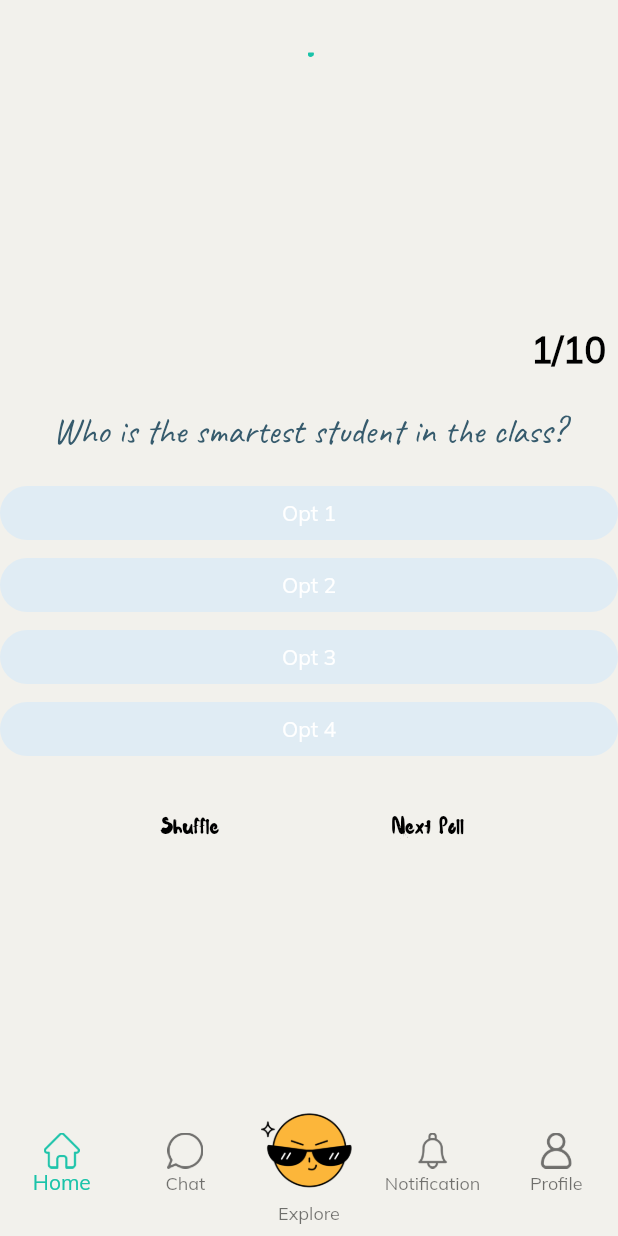
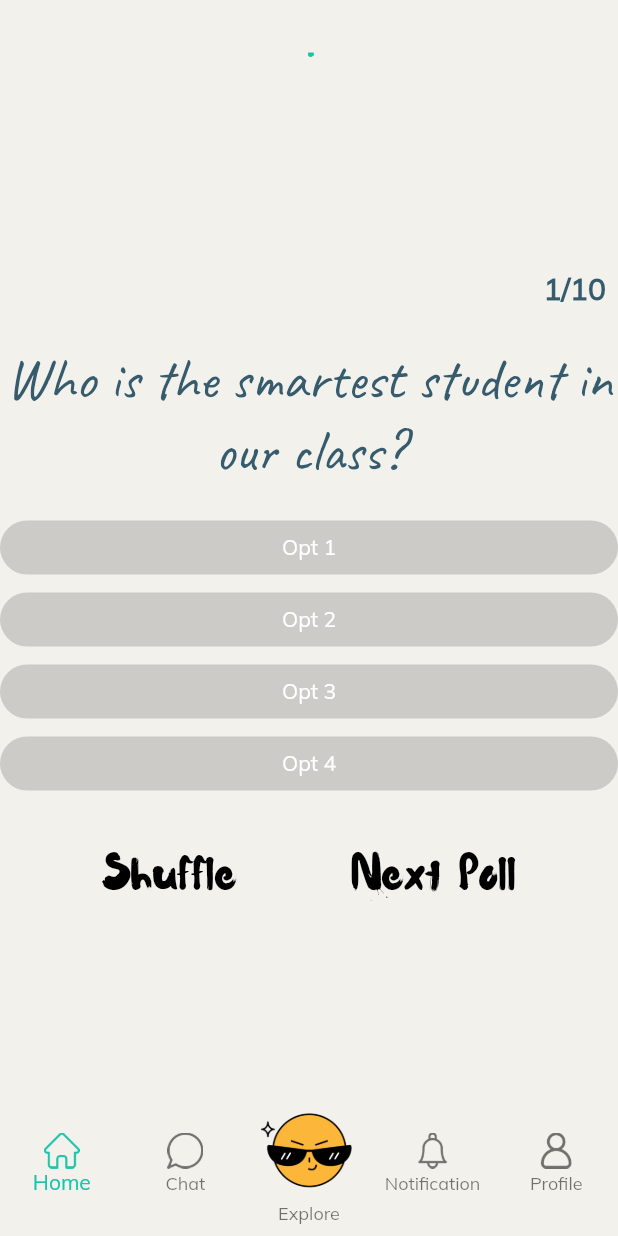
Before and after one commit to debaprasad616/WTFv1, a Flutter app: the screen it shows after launch, on a phone screen of 412 x 824 dp. Run offline on Flutter 3.47's test engine with Material 2 defaults, Android fonts, the phone set to English and light mode, and no system bars.

Commit message:
3rd commit

```diff
--- a/lib/Explore.dart
+++ b/lib/Explore.dart
@@ -12,7 +12,7 @@ class ExploreScreen extends StatefulWidget {
 class _ExploreScreenState extends State<ExploreScreen> {
   int _currentIndex = 0;
 
-  final List<String> options = ['Opt 1', 'Opt 2', 'Opt 3', 'Opt 4'];
+  final List<String> options = ['Opt 1', 'Opt 2', 'Opt 3', 'Opt 4']; // Shorter option texts
 
   Widget buildOptionButton(String option) {
     return ElevatedButton(
@@ -20,7 +20,7 @@ class _ExploreScreenState extends State<ExploreScreen> {
         // Handle option selection
       },
       style: ElevatedButton.styleFrom(
-        primary: Color(0xFFE0ECF4),
+        primary: Color(0xffcccbc8),
         shape: RoundedRectangleBorder(
           borderRadius: BorderRadius.circular(30.0),
         ),
@@ -55,14 +55,14 @@ class _ExploreScreenState extends State<ExploreScreen> {
                         padding: const EdgeInsets.all(8.0),
                         child: Text(
                           '1/10',
-                          style: TextStyle(fontSize: 24, fontWeight: FontWeight.bold, color: Colors.black),
+                          style: TextStyle(fontSize: 20, fontWeight: FontWeight.bold, color: Color(0xFF365B6D)),
                         ),
                       ),
                     ),
                     SizedBox(height: 16),
                     Text(
-                      'Who is the smartest student in the class?',
-                      style: TextStyle(fontSize: 24, color: Color(0xFF365B6D), fontFamily: 'Cavet'),
+                      'Who is the smartest student in our class?',
+                      style: TextStyle(fontSize: 38, color: Color(0xFF365B6D), fontFamily: 'Cavet'),
                       textAlign: TextAlign.center,
                     ),
                     SizedBox(height: 16),
@@ -83,6 +83,7 @@ class _ExploreScreenState extends State<ExploreScreen> {
                             style: TextStyle(
                               color: Colors.black,
                               fontFamily: 'WaterLily',
+                              fontSize: 32,
                             ),
                           ),
                         ),
@@ -95,18 +96,13 @@ class _ExploreScreenState extends State<ExploreScreen> {
                             style: TextStyle(
                               color: Colors.black,
                               fontFamily: 'WaterLily',
+                              fontSize: 32,
                             ),
                           ),
                         ),
                       ],
                     ),
                   ],
-                ),
-              ),
-              Center(
-                child: Text(
-                  'trending chats here...',
-                  style: TextStyle(fontSize: 20),
                 ),
               ),
             ],
```
